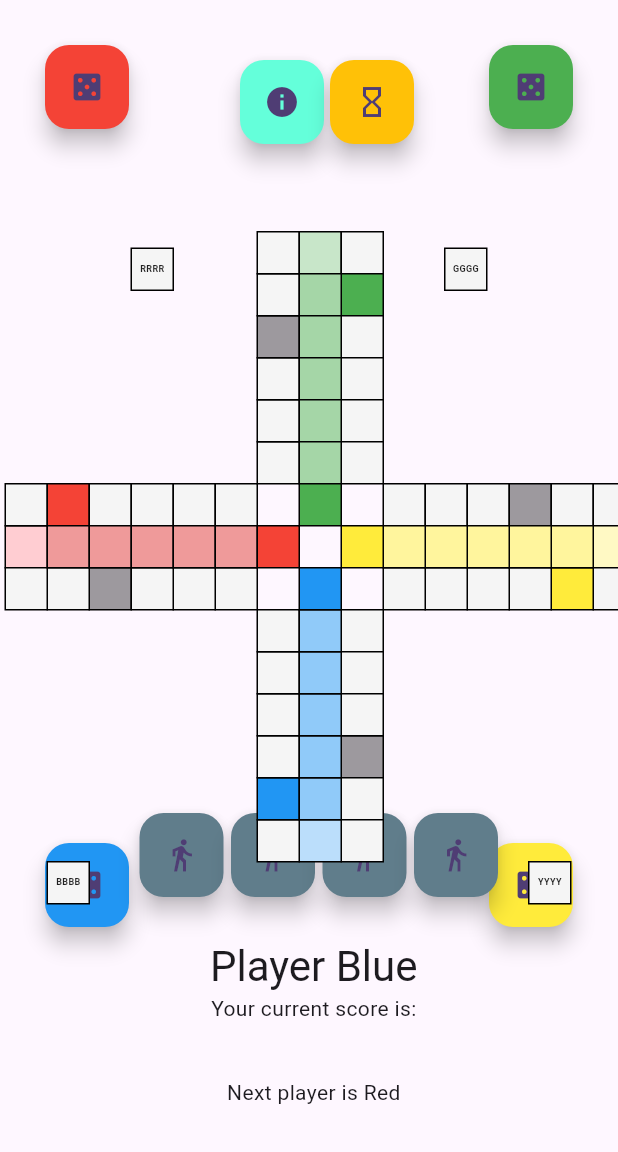
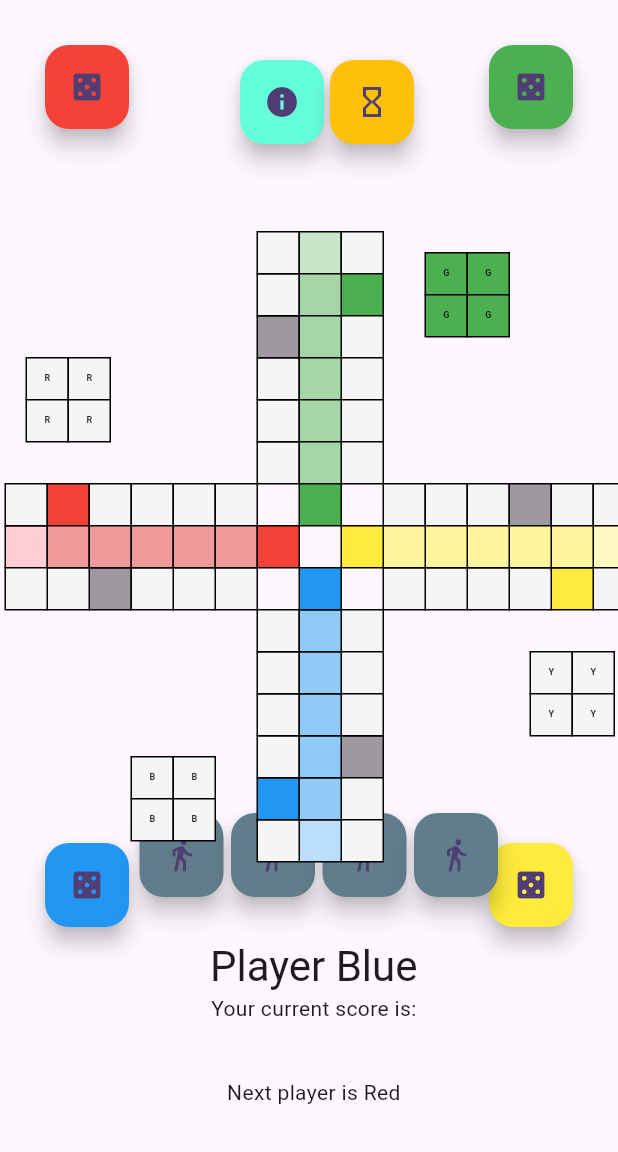
Before and after one commit to mikduk/ludo-game, a Flutter app: the screen it shows after launch, on a phone screen of 412 x 824 dp, the part 84-1236 px from its top. Run offline on Flutter 3.47's test engine with Material 3 defaults, Android fonts, the phone set to English and light mode, and no system bars; our stand-ins replace get.

Commit message:
zmiana wyglądu bazy

```diff
--- /dev/null
+++ b/lib/views/base_squared.dart
@@ -0,0 +1,48 @@
+import 'package:flutter/material.dart';
+import 'package:get/get.dart';
+import '../controllers/game_page_controller.dart';
+
+class BaseSquare extends StatelessWidget {
+  final int index; // Indeks elementu board, który ma być wyświetlany
+  final Color? color;
+
+  const BaseSquare({super.key, required this.index, this.color});
+
+  @override
+  Widget build(BuildContext context) {
+    final GamePageController controller = Get.find<GamePageController>();
+
+    return Obx(() => Container(
+      width: 29.0,
+      height: 29.0,
+      decoration: BoxDecoration(
+        color: color ?? Colors.grey.shade100,
+        border: Border.all()
+      ),
+      child: Center(
+        child: Text(
+          showPawn(controller.positionPawns[index]), // Wyświetla wartość board[index]
+          style: const TextStyle(
+            fontSize: 6.0,
+            color: Colors.black87,
+            fontWeight: FontWeight.bold,
+          ),
+        ),
+      ),
+    ));
+  }
+
+  String showPawn(int field){
+    try {
+      if (field > 3) {
+        return '';
+      }
+      List<String> names = ['B', 'R', 'G', 'Y'];
+      return names[index ~/ 4];
+    } catch (e) {
+      print(e);
+      return 'E';
+    }
+
+  }
+}
--- a/lib/views/game_page.dart
+++ b/lib/views/game_page.dart
@@ -1,6 +1,7 @@
 import 'package:flutter/material.dart';
 import 'package:get/get.dart';
 import '../controllers/game_page_controller.dart';
+import 'base_squared.dart';
 import 'board_squared.dart';
 
 class GamePage extends StatelessWidget {
@@ -250,10 +251,25 @@ class GamePage extends StatelessWidget {
           Positioned(top: t + s * 0, left: l + s * 9, child: BoardSquare(index: 78, color: Colors.yellow.shade200)),
           const Positioned(top: t + s * 0, left: l + s * 8, child: BoardSquare(index: 79, color: Colors.yellow)),
           //
-          const Positioned(top: t + s * 8, left: l + s * 1, child: BoardSquare(index: 0)),
-          const Positioned(bottom: t + s * 8, left: l + s * 3, child: BoardSquare(index: 1)),
-          const Positioned(bottom: t + s * 8, right: l + s * 3, child: BoardSquare(index: 2)),
-          const Positioned(top: t + s * 8, right: l + s * 1, child: BoardSquare(index: 3)),
+          const Positioned(top: t + s * 5.5, left: l + s * 3, child: BaseSquare(index: 0)),
+          const Positioned(top: t + s * 5.5, left: l + s * 4, child: BaseSquare(index: 1)),
+          const Positioned(top: t + s * 6.5, left: l + s * 3, child: BaseSquare(index: 2)),
+          const Positioned(top: t + s * 6.5, left: l + s * 4, child: BaseSquare(index: 3)),
+          //
+          const Positioned(top: t - s * 4, left: l + s * 0.5, child: BaseSquare(index: 4)),
+          const Positioned(top: t - s * 4, left: l + s * 1.5, child: BaseSquare(index: 5)),
+          const Positioned(top: t - s * 3, left: l + s * 0.5, child: BaseSquare(index: 6)),
+          const Positioned(top: t - s * 3, left: l + s * 1.5, child: BaseSquare(index: 7)),
+          //
+          const Positioned(top: t - s * 6.5, left: l + s * 10, child: BaseSquare(index: 8, color: Colors.green)),
+          const Positioned(top: t - s * 6.5, left: l + s * 11, child: BaseSquare(index: 9, color: Colors.green)),
+          const Positioned(top: t - s * 5.5, left: l + s * 10, child: BaseSquare(index: 10, color: Colors.green)),
+          const Positioned(top: t - s * 5.5, left: l + s * 11, child: BaseSquare(index: 11, color: Colors.green)),
+          //
+          const Positioned(top: t + s * 3, left: l + s * 12.5, child: BaseSquare(index: 12)),
+          const Positioned(top: t + s * 3, left: l + s * 13.5, child: BaseSquare(index: 12)),
+          const Positioned(top: t + s * 4, left: l + s * 12.5, child: BaseSquare(index: 12)),
+          const Positioned(top: t + s * 4, left: l + s * 13.5, child: BaseSquare(index: 12)),
 
 
         ],
```
